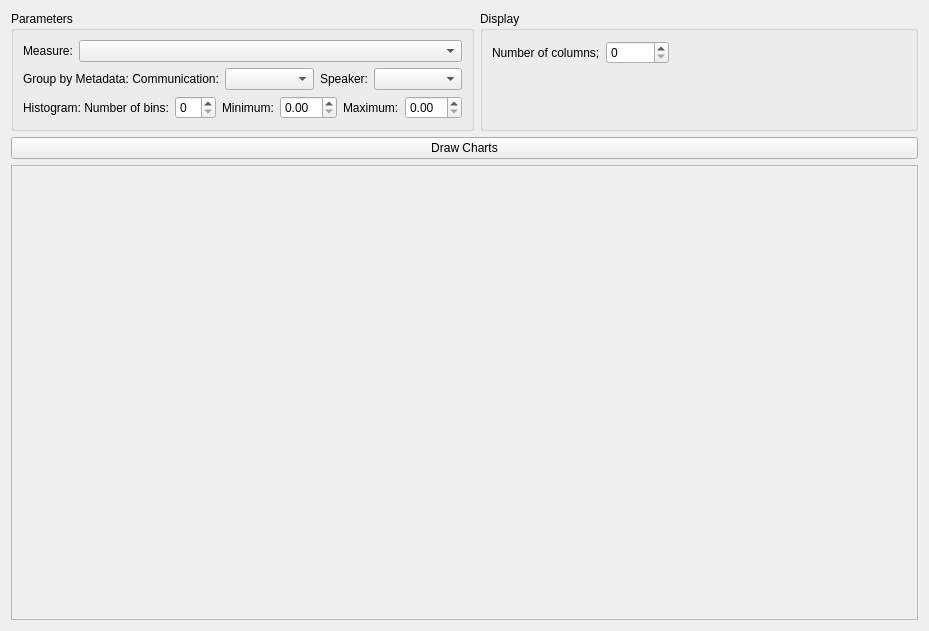
praaline/Praaline, file app/statistics/temporal/PauseLengthDistributionWidget.ui: the form before one commit.
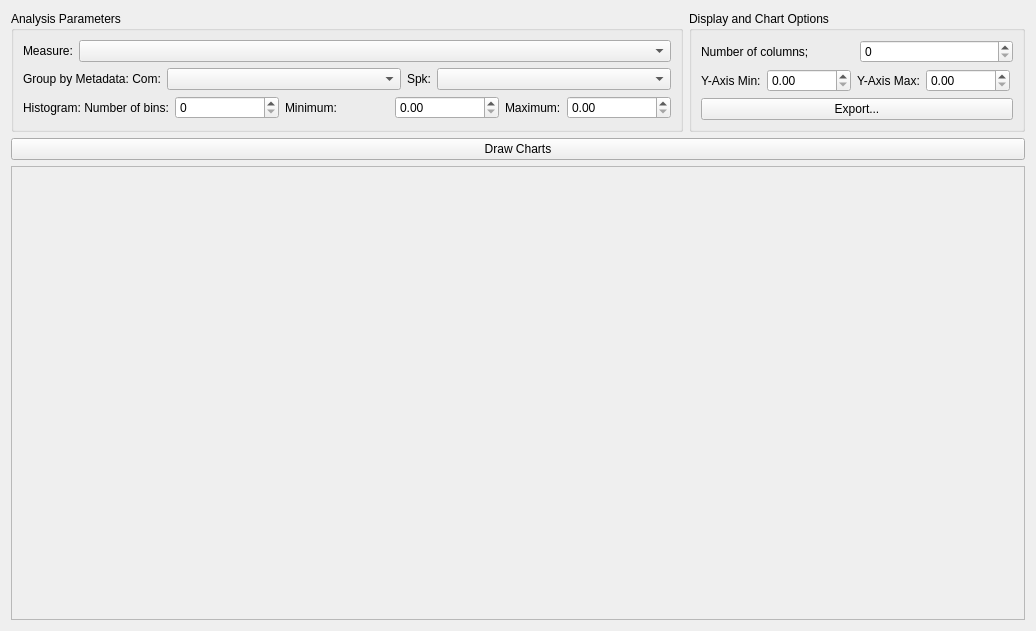
The form after the commit.

The edit to the form file:
```diff
--- a/app/statistics/temporal/PauseLengthDistributionWidget.ui
+++ b/app/statistics/temporal/PauseLengthDistributionWidget.ui
@@ -6,7 +6,7 @@
    <rect>
     <x>0</x>
     <y>0</y>
-    <width>929</width>
+    <width>1036</width>
     <height>631</height>
    </rect>
   </property>
@@ -24,7 +24,7 @@
        <rect>
         <x>0</x>
         <y>0</y>
-        <width>909</width>
+        <width>1016</width>
         <height>451</height>
        </rect>
       </property>
@@ -34,8 +34,14 @@
    </item>
    <item row="0" column="0">
     <widget class="QGroupBox" name="groupBox">
+     <property name="sizePolicy">
+      <sizepolicy hsizetype="Preferred" vsizetype="Preferred">
+       <horstretch>2</horstretch>
+       <verstretch>0</verstretch>
+      </sizepolicy>
+     </property>
      <property name="title">
-      <string>Parameters</string>
+      <string>Analysis Parameters</string>
      </property>
      <layout class="QGridLayout" name="gridLayout">
       <item row="0" column="0">
@@ -69,7 +75,7 @@
            </sizepolicy>
           </property>
           <property name="text">
-           <string>Group by Metadata: Communication:</string>
+           <string>Group by Metadata: Com:</string>
           </property>
          </widget>
         </item>
@@ -85,7 +91,7 @@
            </sizepolicy>
           </property>
           <property name="text">
-           <string>Speaker:</string>
+           <string>Spk:</string>
           </property>
          </widget>
         </item>
@@ -139,31 +145,95 @@
    </item>
    <item row="0" column="1">
     <widget class="QGroupBox" name="groupBoxDisplay">
+     <property name="sizePolicy">
+      <sizepolicy hsizetype="Preferred" vsizetype="Preferred">
+       <horstretch>1</horstretch>
+       <verstretch>0</verstretch>
+      </sizepolicy>
+     </property>
      <property name="title">
-      <string>Display</string>
+      <string>Display and Chart Options</string>
      </property>
-     <widget class="QWidget" name="">
-      <property name="geometry">
-       <rect>
-        <x>12</x>
-        <y>29</y>
-        <width>177</width>
-        <height>25</height>
-       </rect>
-      </property>
-      <layout class="QHBoxLayout" name="horizontalLayoutNumberOfColumns">
-       <item>
-        <widget class="QLabel" name="labelNumberOfColumns">
-         <property name="text">
-          <string>Number of columns;</string>
-         </property>
-        </widget>
-       </item>
-       <item>
-        <widget class="QSpinBox" name="spinBoxNumberOfColumns"/>
-       </item>
-      </layout>
-     </widget>
+     <layout class="QGridLayout" name="gridLayout_4">
+      <item row="0" column="0">
+       <layout class="QHBoxLayout" name="horizontalLayoutNumberOfColumns">
+        <item>
+         <widget class="QLabel" name="labelNumberOfColumns">
+          <property name="text">
+           <string>Number of columns;</string>
+          </property>
+         </widget>
+        </item>
+        <item>
+         <widget class="QSpinBox" name="spinBoxNumberOfColumns"/>
+        </item>
+       </layout>
+      </item>
+      <item row="1" column="0">
+       <layout class="QGridLayout" name="gridLayoutYMinMax">
+        <item row="0" column="0">
+         <widget class="QLabel" name="labelMeasureYMin">
+          <property name="sizePolicy">
+           <sizepolicy hsizetype="Fixed" vsizetype="Preferred">
+            <horstretch>0</horstretch>
+            <verstretch>0</verstretch>
+           </sizepolicy>
+          </property>
+          <property name="text">
+           <string>Y-Axis Min:</string>
+          </property>
+         </widget>
+        </item>
+        <item row="0" column="1">
+         <widget class="QDoubleSpinBox" name="doubleSpinBoxYMin">
+          <property name="maximum">
+           <double>1000000000000.000000000000000</double>
+          </property>
+         </widget>
+        </item>
+        <item row="0" column="2">
+         <widget class="QLabel" name="labelMeasureYMax">
+          <property name="sizePolicy">
+           <sizepolicy hsizetype="Fixed" vsizetype="Preferred">
+            <horstretch>0</horstretch>
+            <verstretch>0</verstretch>
+           </sizepolicy>
+          </property>
+          <property name="text">
+           <string>Y-Axis Max:</string>
+          </property>
+         </widget>
+        </item>
+        <item row="0" column="3">
+         <widget class="QDoubleSpinBox" name="doubleSpinBoxYMax">
+          <property name="maximum">
+           <double>1000000000000.000000000000000</double>
+          </property>
+         </widget>
+        </item>
+        <item row="0" column="4">
+         <spacer name="horizontalSpacerChartMinMax">
+          <property name="orientation">
+           <enum>Qt::Horizontal</enum>
+          </property>
+          <property name="sizeHint" stdset="0">
+           <size>
+            <width>40</width>
+            <height>20</height>
+           </size>
+          </property>
+         </spacer>
+        </item>
+       </layout>
+      </item>
+      <item row="2" column="0">
+       <widget class="QPushButton" name="commandExportChart">
+        <property name="text">
+         <string>Export...</string>
+        </property>
+       </widget>
+      </item>
+     </layout>
     </widget>
    </item>
    <item row="1" column="0" colspan="2">
```
Left out of the diff: 14 changed lines with no effect on the pictures.
